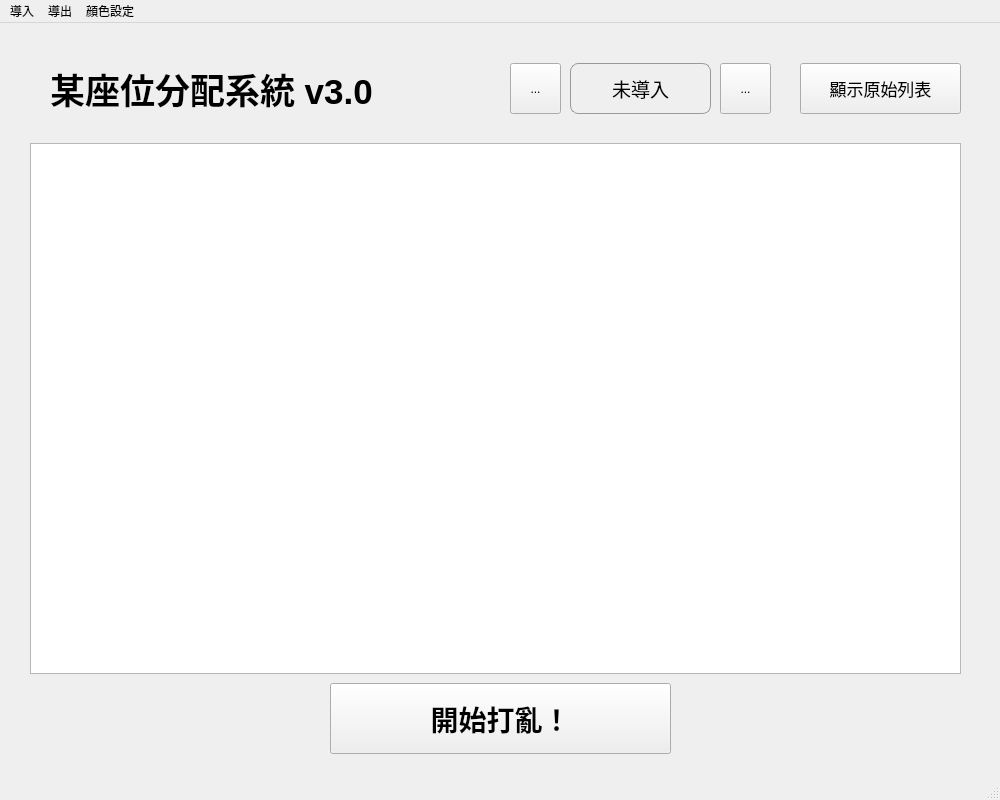
First picture: the form in src/ui/mainwindow.ui, repository hwc20896/seat-allocator-cpp, before the edit.
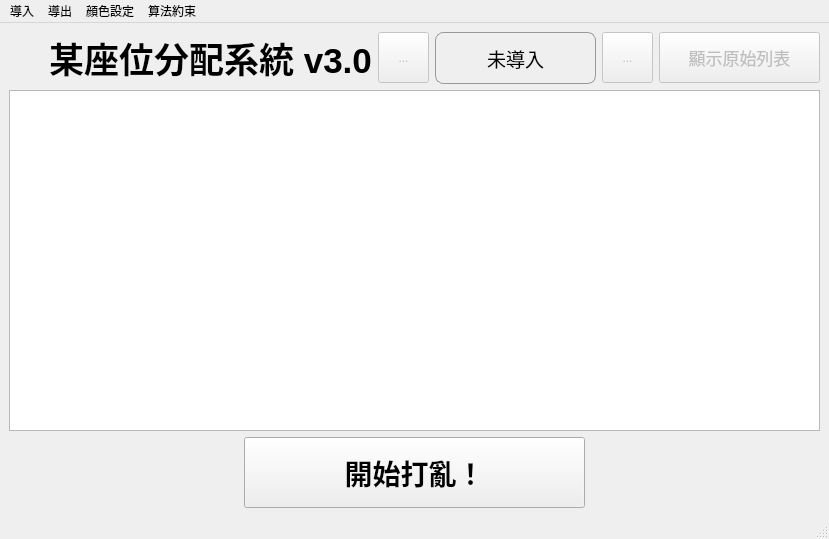
Second picture: the form after the edit. Icons and pictures are not drawn.

```diff
--- a/src/ui/mainwindow.ui
+++ b/src/ui/mainwindow.ui
@@ -6,39 +6,35 @@
    <rect>
     <x>0</x>
     <y>0</y>
-    <width>1000</width>
-    <height>800</height>
+    <width>798</width>
+    <height>539</height>
    </rect>
   </property>
   <property name="windowTitle">
    <string>MainWindow</string>
   </property>
   <widget class="QWidget" name="centralwidget">
-   <widget class="QTableWidget" name="gridDisplayer">
-    <property name="geometry">
-     <rect>
-      <x>30</x>
-      <y>120</y>
-      <width>931</width>
-      <height>531</height>
-     </rect>
-    </property>
-    <attribute name="horizontalHeaderVisible">
-     <bool>false</bool>
-    </attribute>
-    <attribute name="verticalHeaderVisible">
-     <bool>false</bool>
-    </attribute>
-   </widget>
+   <layout class="QVBoxLayout" name="verticalLayout">
+    <item>
+     <layout class="QHBoxLayout" name="topRowLayout">
+      <item>
+       <spacer name="horizontalSpacer_4">
+        <property name="orientation">
+         <enum>Qt::Orientation::Horizontal</enum>
+        </property>
+        <property name="sizeType">
+         <enum>QSizePolicy::Policy::Minimum</enum>
+        </property>
+        <property name="sizeHint" stdset="0">
+         <size>
+          <width>40</width>
+          <height>20</height>
+         </size>
+        </property>
+       </spacer>
+      </item>
+      <item>
    <widget class="QLabel" name="title">
-    <property name="geometry">
-     <rect>
-      <x>50</x>
-      <y>30</y>
-      <width>341</width>
-      <height>71</height>
-     </rect>
-    </property>
     <property name="font">
      <font>
       <pointsize>26</pointsize>
@@ -48,78 +44,47 @@
     <property name="text">
      <string>某座位分配系統 v3.0</string>
     </property>
-   </widget>
-   <widget class="QToolButton" name="beginShuffle">
-    <property name="geometry">
-     <rect>
-      <x>330</x>
-      <y>660</y>
-      <width>341</width>
-      <height>71</height>
-     </rect>
-    </property>
-    <property name="font">
-     <font>
-      <pointsize>21</pointsize>
-      <bold>true</bold>
-     </font>
-    </property>
-    <property name="text">
-     <string>開始打亂！</string>
-    </property>
-   </widget>
+        <property name="alignment">
+         <set>Qt::AlignmentFlag::AlignCenter</set>
+        </property>
+       </widget>
+      </item>
+      <item>
+       <spacer name="horizontalSpacer">
+        <property name="orientation">
+         <enum>Qt::Orientation::Horizontal</enum>
+        </property>
+        <property name="sizeHint" stdset="0">
+         <size>
+          <width>40</width>
+          <height>20</height>
+         </size>
+        </property>
+       </spacer>
+      </item>
+      <item>
    <widget class="QToolButton" name="previousGrid">
-    <property name="geometry">
-     <rect>
-      <x>510</x>
-      <y>40</y>
-      <width>51</width>
-      <height>51</height>
-     </rect>
-    </property>
-    <property name="text">
-     <string>...</string>
-    </property>
-   </widget>
-   <widget class="QToolButton" name="nextGrid">
-    <property name="geometry">
-     <rect>
-      <x>720</x>
-      <y>40</y>
+        <property name="enabled">
+         <bool>false</bool>
+        </property>
+        <property name="minimumSize">
+         <size>
       <width>51</width>
       <height>51</height>
-     </rect>
+         </size>
     </property>
     <property name="text">
      <string>...</string>
     </property>
    </widget>
-   <widget class="QPushButton" name="toOriginal">
-    <property name="geometry">
-     <rect>
-      <x>800</x>
-      <y>40</y>
+      </item>
+      <item>
+       <widget class="QLabel" name="pageIndicator">
+        <property name="minimumSize">
+         <size>
       <width>161</width>
       <height>51</height>
-     </rect>
-    </property>
-    <property name="font">
-     <font>
-      <pointsize>13</pointsize>
-     </font>
-    </property>
-    <property name="text">
-     <string>顯示原始列表</string>
-    </property>
-   </widget>
-   <widget class="QLabel" name="label">
-    <property name="geometry">
-     <rect>
-      <x>570</x>
-      <y>40</y>
-      <width>141</width>
-      <height>51</height>
-     </rect>
+         </size>
     </property>
     <property name="font">
      <font>
@@ -137,13 +102,131 @@
      <set>Qt::AlignmentFlag::AlignCenter</set>
     </property>
    </widget>
+      </item>
+      <item>
+       <widget class="QToolButton" name="nextGrid">
+        <property name="enabled">
+         <bool>false</bool>
+        </property>
+        <property name="minimumSize">
+         <size>
+          <width>51</width>
+          <height>51</height>
+         </size>
+        </property>
+        <property name="text">
+         <string>...</string>
+        </property>
+       </widget>
+      </item>
+      <item>
+       <widget class="QPushButton" name="toOriginal">
+        <property name="enabled">
+         <bool>false</bool>
+        </property>
+        <property name="minimumSize">
+         <size>
+          <width>161</width>
+          <height>51</height>
+         </size>
+        </property>
+        <property name="font">
+         <font>
+          <pointsize>13</pointsize>
+         </font>
+        </property>
+        <property name="text">
+         <string>顯示原始列表</string>
+        </property>
+        <property name="checkable">
+         <bool>true</bool>
+        </property>
+       </widget>
+      </item>
+     </layout>
+    </item>
+    <item>
+     <widget class="QTableWidget" name="gridDisplayer">
+      <property name="sizePolicy">
+       <sizepolicy hsizetype="Expanding" vsizetype="Expanding">
+        <horstretch>0</horstretch>
+        <verstretch>1</verstretch>
+       </sizepolicy>
+      </property>
+      <attribute name="horizontalHeaderVisible">
+       <bool>false</bool>
+      </attribute>
+      <attribute name="horizontalHeaderCascadingSectionResizes">
+       <bool>false</bool>
+      </attribute>
+      <attribute name="verticalHeaderVisible">
+       <bool>false</bool>
+      </attribute>
+     </widget>
+    </item>
+    <item>
+     <layout class="QHBoxLayout" name="horizontalLayout">
+      <item>
+       <spacer name="horizontalSpacer_2">
+        <property name="orientation">
+         <enum>Qt::Orientation::Horizontal</enum>
+        </property>
+        <property name="sizeHint" stdset="0">
+         <size>
+          <width>40</width>
+          <height>20</height>
+         </size>
+        </property>
+       </spacer>
+      </item>
+      <item>
+       <widget class="QToolButton" name="beginShuffle">
+        <property name="minimumSize">
+         <size>
+          <width>341</width>
+          <height>71</height>
+         </size>
+        </property>
+        <property name="maximumSize">
+         <size>
+          <width>16777215</width>
+          <height>100</height>
+         </size>
+        </property>
+        <property name="font">
+         <font>
+          <pointsize>21</pointsize>
+          <bold>true</bold>
+         </font>
+        </property>
+        <property name="text">
+         <string>開始打亂！</string>
+        </property>
+       </widget>
+      </item>
+      <item>
+       <spacer name="horizontalSpacer_3">
+        <property name="orientation">
+         <enum>Qt::Orientation::Horizontal</enum>
+        </property>
+        <property name="sizeHint" stdset="0">
+         <size>
+          <width>40</width>
+          <height>20</height>
+         </size>
+        </property>
+       </spacer>
+      </item>
+     </layout>
+    </item>
+   </layout>
   </widget>
   <widget class="QMenuBar" name="menubar">
    <property name="geometry">
     <rect>
      <x>0</x>
      <y>0</y>
-     <width>1000</width>
+     <width>798</width>
      <height>33</height>
     </rect>
    </property>
@@ -168,9 +251,17 @@
     <addaction name="actionEnableColor"/>
     <addaction name="actionDisableColor"/>
    </widget>
+   <widget class="QMenu" name="menu_2">
+    <property name="title">
+     <string>算法約束</string>
+    </property>
+    <addaction name="actionLoadConstraint"/>
+    <addaction name="actionUnloadConstraint"/>
+   </widget>
    <addaction name="importActions"/>
    <addaction name="exportActions"/>
    <addaction name="menu"/>
+   <addaction name="menu_2"/>
   </widget>
   <widget class="QStatusBar" name="statusbar"/>
   <action name="actionImportFromCSV">
```
Left out of the diff: 34 changed lines with no effect on the pictures. Lines whose indentation alone changed are shown as unchanged.
